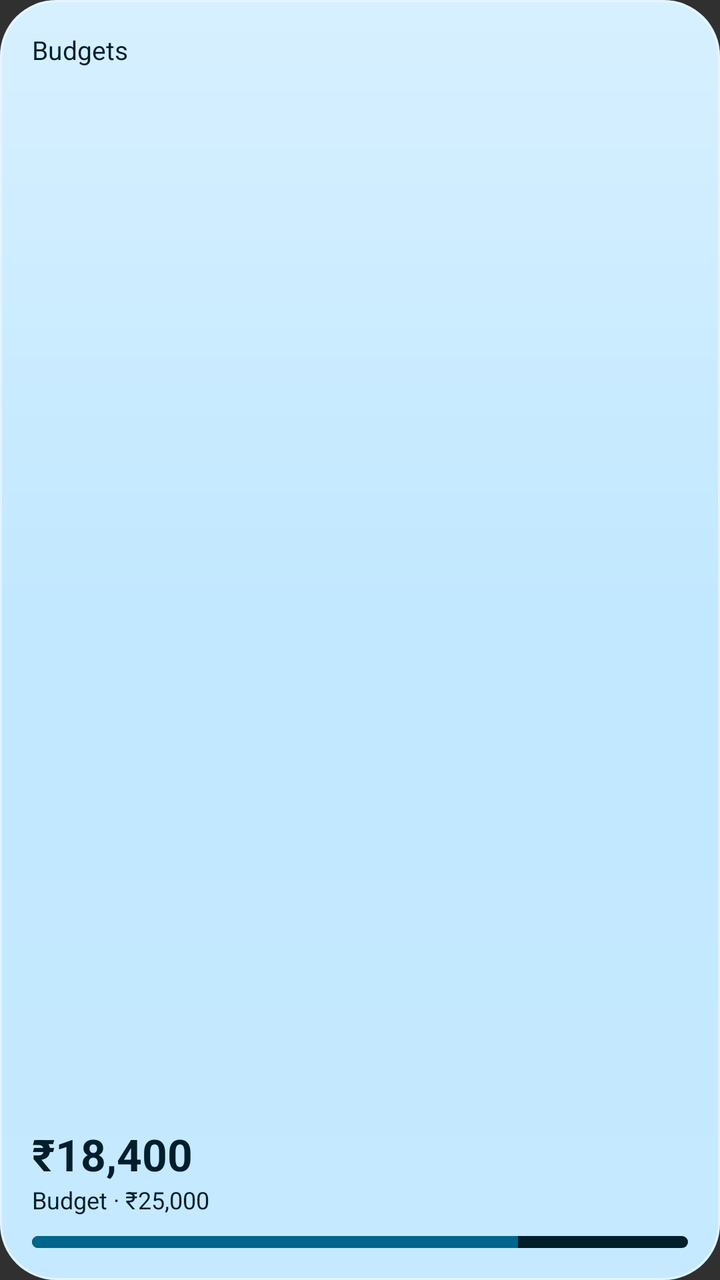
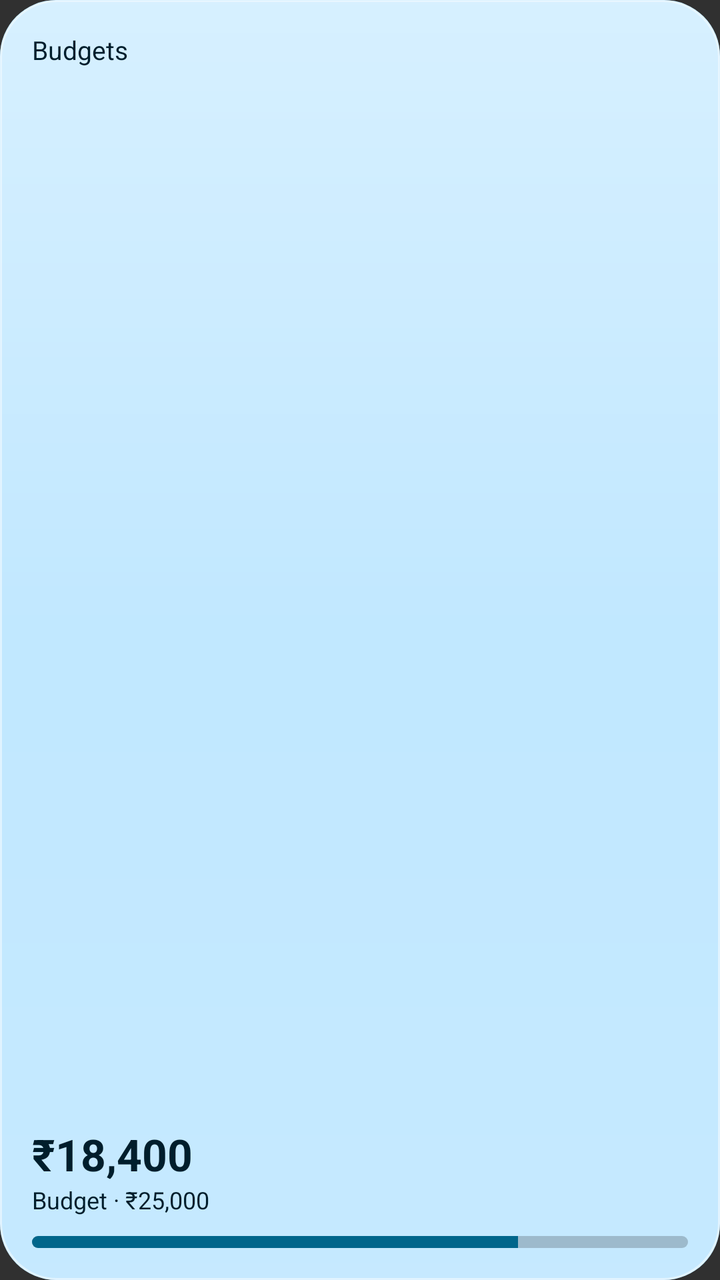

Compare the two renders of this Android layout. The source of the first and the diff that turns it into the second are given below.
<!-- AndroidManifest.xml: application theme Theme.Paisa -->
<!-- res/layout/widget_preview_budget_tracker.xml -->
<?xml version="1.0" encoding="utf-8"?>
<LinearLayout xmlns:android="http://schemas.android.com/apk/res/android" android:layout_width="match_parent" android:layout_height="match_parent"
    android:background="@drawable/widget_preview_bg" android:orientation="vertical" android:gravity="bottom" android:padding="16dp">
    <TextView android:layout_width="wrap_content" android:layout_height="0dp" android:layout_weight="1" android:text="@string/budgets" android:textSize="13sp" android:textColor="@color/widget_preview_fg" />
    <TextView android:layout_width="wrap_content" android:layout_height="wrap_content" android:text="₹18,400" android:textSize="22sp" android:textStyle="bold" android:textColor="@color/widget_preview_fg" />
    <TextView android:layout_width="wrap_content" android:layout_height="wrap_content" android:text="Budget · ₹25,000" android:textSize="12sp" android:textColor="@color/widget_preview_fg" />
    <ProgressBar style="@android:style/Widget.ProgressBar.Horizontal" android:layout_width="match_parent" android:layout_height="6dp" android:layout_marginTop="10dp"
        android:max="100" android:progress="74" android:progressTint="@color/widget_preview_btn" android:progressBackgroundTint="@color/widget_preview_fg" />
</LinearLayout>
<!-- resources referenced by this layout -->
<resources>
  <color name="widget_preview_btn">#386A20</color>
  <color name="widget_preview_fg">#0B2010</color>
  <!-- drawable widget_preview_bg (drawable) -->
  <?xml version="1.0" encoding="utf-8"?>
  <layer-list xmlns:android="http://schemas.android.com/apk/res/android">
      <item><shape><corners android:radius="28dp" /><solid android:color="@color/widget_preview_card" /></shape></item>
      <item android:drawable="@drawable/widget_glass" />
  </layer-list>
  <string name="budgets">Budgets</string>
  <style name="Theme.Paisa" parent="android:Theme.Material.NoActionBar" />
  <color name="widget_preview_card">#D9C8E6C9</color>
  <!-- drawable widget_glass (drawable) -->
  <?xml version="1.0" encoding="utf-8"?>
  <shape xmlns:android="http://schemas.android.com/apk/res/android">
      <corners android:radius="28dp" />
      <gradient android:angle="270" android:startColor="#59FFFFFF" android:centerColor="#00FFFFFF" android:endColor="#14FFFFFF" />
      <stroke android:width="1dp" android:color="#80FFFFFF" />
  </shape>
</resources>

<!-- the commit's change to res/layout/widget_preview_budget_tracker.xml (unified diff, before → after) -->
@@ -5,5 +5,5 @@
     <TextView android:layout_width="wrap_content" android:layout_height="wrap_content" android:text="₹18,400" android:textSize="22sp" android:textStyle="bold" android:textColor="@color/widget_preview_fg" />
     <TextView android:layout_width="wrap_content" android:layout_height="wrap_content" android:text="Budget · ₹25,000" android:textSize="12sp" android:textColor="@color/widget_preview_fg" />
     <ProgressBar style="@android:style/Widget.ProgressBar.Horizontal" android:layout_width="match_parent" android:layout_height="6dp" android:layout_marginTop="10dp"
-        android:max="100" android:progress="74" android:progressTint="@color/widget_preview_btn" android:progressBackgroundTint="@color/widget_preview_fg" />
+        android:max="100" android:progress="74" android:progressTint="@color/widget_preview_btn" android:progressBackgroundTint="#33000000" />
 </LinearLayout>
